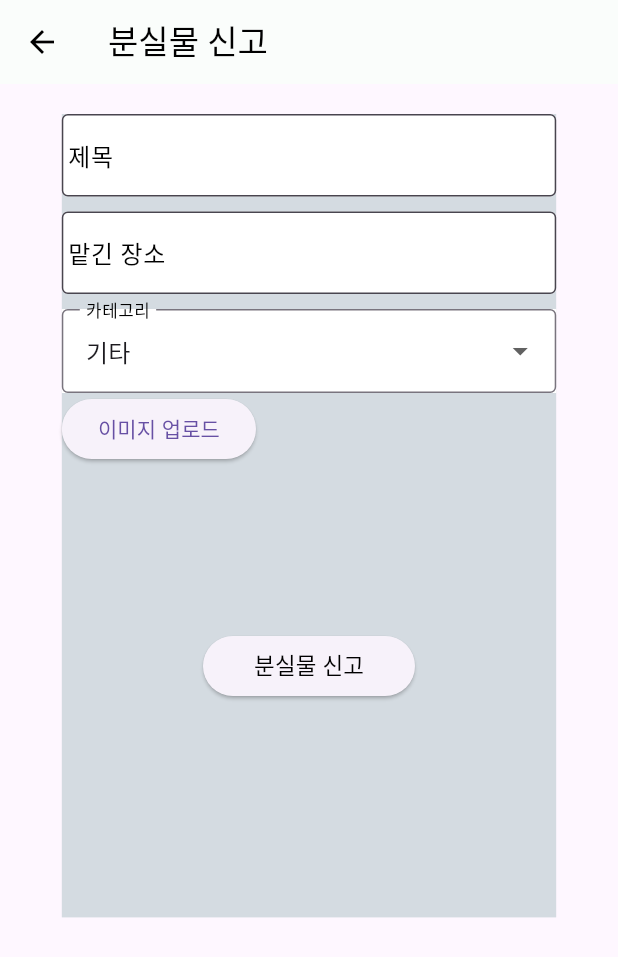
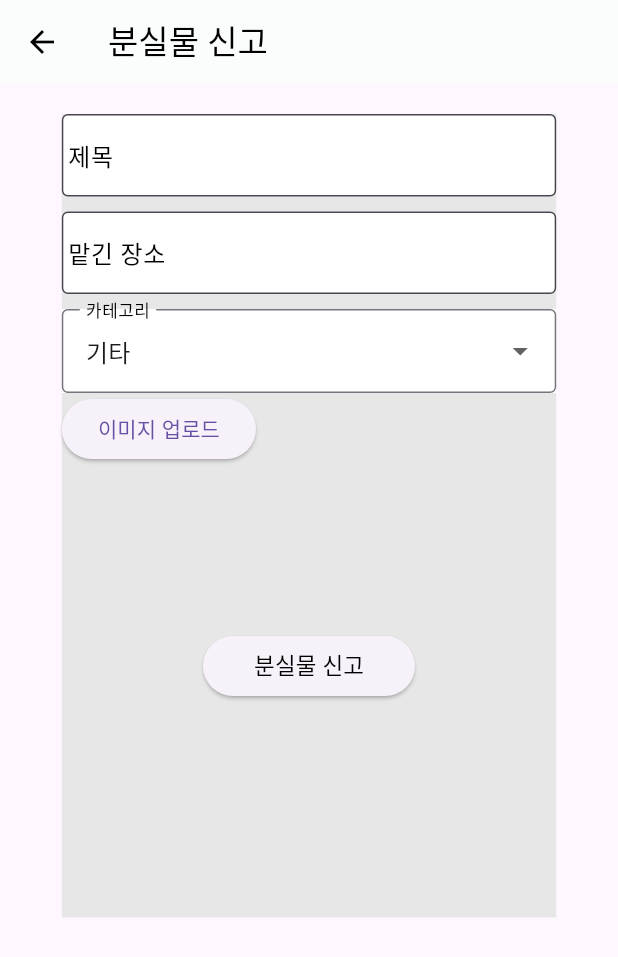
Before and after one commit to whitecity01/yu_lost_item_find_app, a Flutter app: the ReportItemPage screen opened directly, on a phone screen of 412 x 824 dp. Shown: the top 957 px of the screen. Run offline on Flutter 3.47's test engine with Material 3 defaults, Android fonts, the phone set to English and light mode, and no system bars; our stand-ins replace dio, flutter_dotenv, image_picker; missing offline and left inert: exif.

Commit message:
feat: ReportFormWidget 분리

```diff
--- a/lib/screens/home/report_item/report_item_page.dart
+++ b/lib/screens/home/report_item/report_item_page.dart
@@ -18,8 +18,8 @@ class ReportItemPage extends StatelessWidget {
             margin: const EdgeInsets.only(top: 20),
             width: MediaQuery.of(context).size.width * 0.8,
             height: MediaQuery.of(context).size.height * 0.65,
-            color: const Color.fromARGB(255, 212, 219, 225),
-            child: ReportFormWidget(),
+            color: const Color.fromARGB(255, 231, 231, 231),
+            child: const ReportFormWidget(),
           ),
         ),
       ),
```
